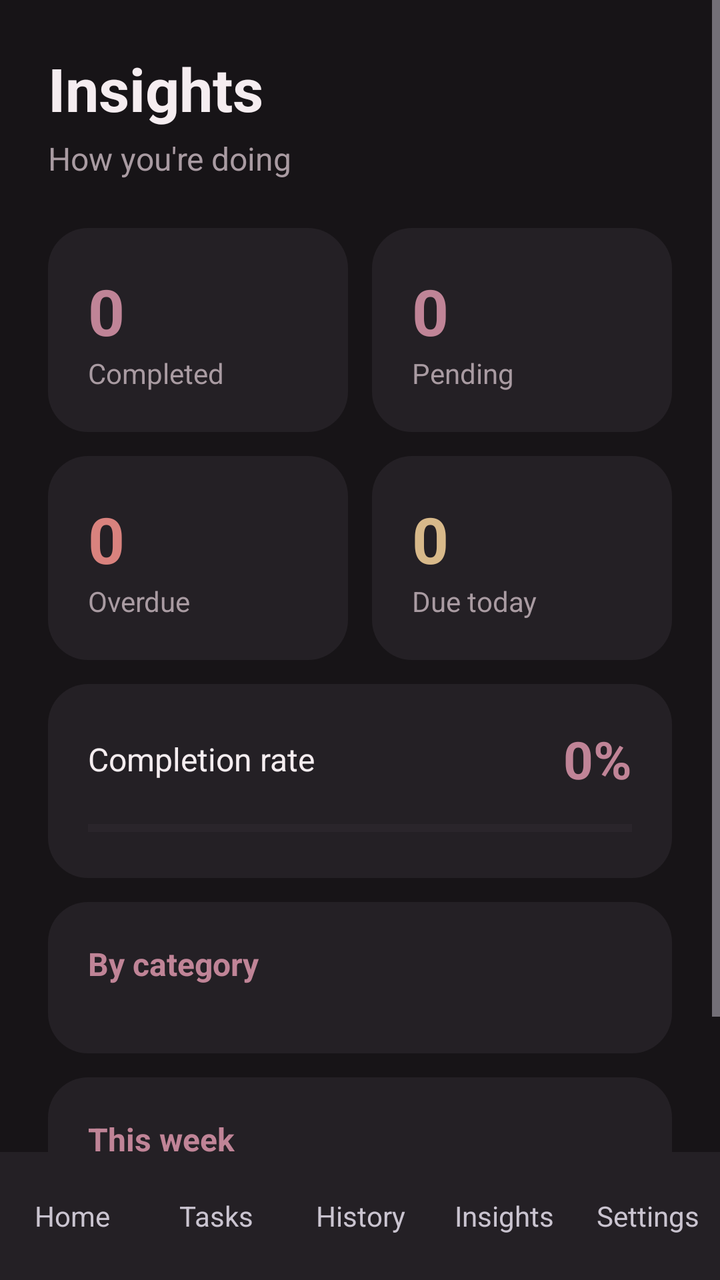
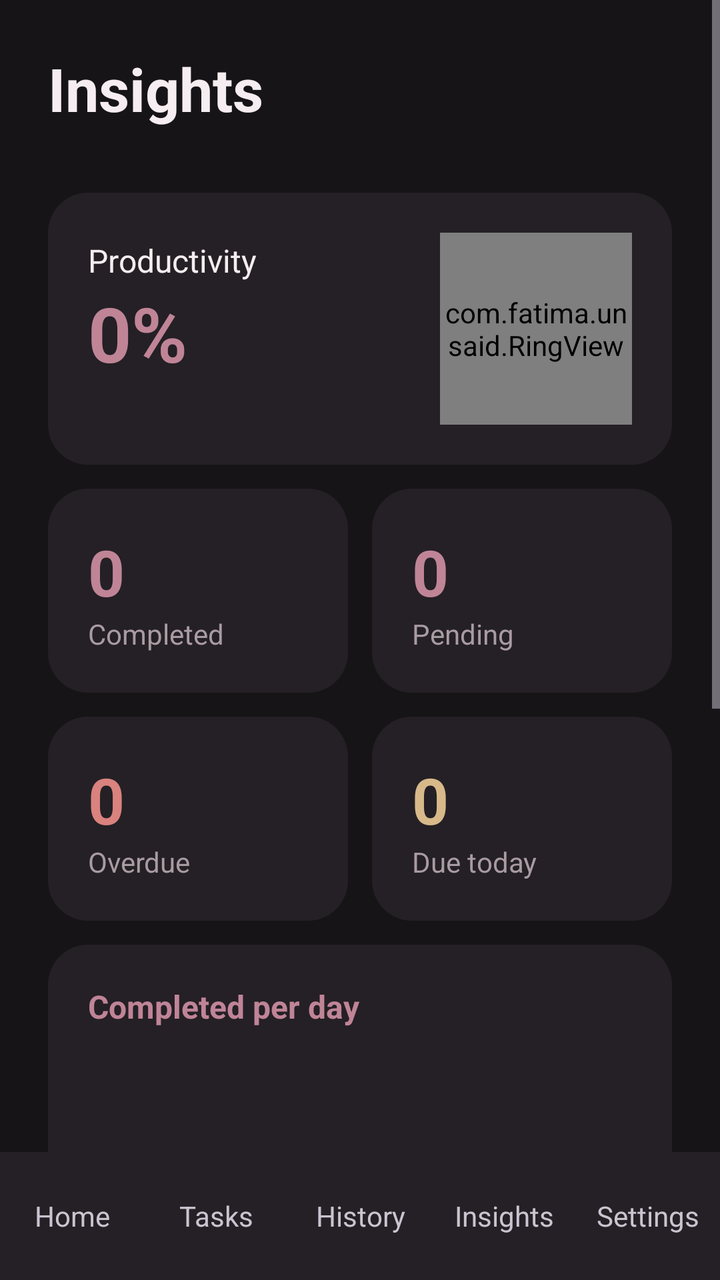

An Android layout rendered at two revisions. The XML below is the earlier revision; the diff shows what the commit changed to produce the second picture.
<!-- AndroidManifest.xml: application theme Theme.Unsaid -->
<!-- res/layout/activity_insights.xml -->
<?xml version="1.0" encoding="utf-8"?>
<LinearLayout xmlns:android="http://schemas.android.com/apk/res/android"
    android:layout_width="match_parent"
    android:layout_height="match_parent"
    android:background="@color/unsaid_background"
    android:fitsSystemWindows="true"
    android:orientation="vertical">

    <ScrollView
        android:layout_width="match_parent"
        android:layout_height="0dp"
        android:layout_weight="1">

        <LinearLayout
            android:layout_width="match_parent"
            android:layout_height="wrap_content"
            android:orientation="vertical"
            android:padding="24dp">

            <TextView
                android:layout_width="wrap_content"
                android:layout_height="wrap_content"
                android:text="Insights"
                android:textColor="@color/unsaid_text"
                android:textSize="30sp"
                android:textStyle="bold" />

            <TextView
                android:layout_width="wrap_content"
                android:layout_height="wrap_content"
                android:layout_marginTop="4dp"
                android:text="How you're doing"
                android:textColor="@color/unsaid_text_secondary"
                android:textSize="16sp" />

            <LinearLayout
                android:layout_width="match_parent"
                android:layout_height="wrap_content"
                android:layout_marginTop="24dp"
                android:orientation="horizontal">

                <LinearLayout
                    android:layout_width="0dp"
                    android:layout_height="wrap_content"
                    android:layout_marginEnd="6dp"
                    android:layout_weight="1"
                    android:background="@drawable/bg_tile"
                    android:orientation="vertical"
                    android:padding="20dp">

                    <TextView
                        android:id="@+id/tvCompleted"
                        android:layout_width="wrap_content"
                        android:layout_height="wrap_content"
                        android:text="0"
                        android:textColor="@color/unsaid_accent"
                        android:textSize="32sp"
                        android:textStyle="bold" />

                    <TextView
                        android:layout_width="wrap_content"
                        android:layout_height="wrap_content"
                        android:text="Completed"
                        android:textColor="@color/unsaid_text_secondary"
                        android:textSize="14sp" />
                </LinearLayout>

                <LinearLayout
                    android:layout_width="0dp"
                    android:layout_height="wrap_content"
                    android:layout_marginStart="6dp"
                    android:layout_weight="1"
                    android:background="@drawable/bg_tile"
                    android:orientation="vertical"
                    android:padding="20dp">

                    <TextView
                        android:id="@+id/tvPending"
                        android:layout_width="wrap_content"
                        android:layout_height="wrap_content"
                        android:text="0"
                        android:textColor="@color/unsaid_accent"
                        android:textSize="32sp"
                        android:textStyle="bold" />

                    <TextView
                        android:layout_width="wrap_content"
                        android:layout_height="wrap_content"
                        android:text="Pending"
                        android:textColor="@color/unsaid_text_secondary"
                        android:textSize="14sp" />
                </LinearLayout>
            </LinearLayout>

            <LinearLayout
                android:layout_width="match_parent"
                android:layout_height="wrap_content"
                android:layout_marginTop="12dp"
                android:orientation="horizontal">

                <LinearLayout
                    android:layout_width="0dp"
                    android:layout_height="wrap_content"
                    android:layout_marginEnd="6dp"
                    android:layout_weight="1"
                    android:background="@drawable/bg_tile"
                    android:orientation="vertical"
                    android:padding="20dp">

                    <TextView
                        android:id="@+id/tvOverdue"
                        android:layout_width="wrap_content"
                        android:layout_height="wrap_content"
                        android:text="0"
                        android:textColor="@color/priority_high"
                        android:textSize="32sp"
                        android:textStyle="bold" />

                    <TextView
                        android:layout_width="wrap_content"
                        android:layout_height="wrap_content"
                        android:text="Overdue"
                        android:textColor="@color/unsaid_text_secondary"
                        android:textSize="14sp" />
                </LinearLayout>

                <LinearLayout
                    android:layout_width="0dp"
                    android:layout_height="wrap_content"
                    android:layout_marginStart="6dp"
                    android:layout_weight="1"
                    android:background="@drawable/bg_tile"
                    android:orientation="vertical"
                    android:padding="20dp">

                    <TextView
                        android:id="@+id/tvDueToday"
                        android:layout_width="wrap_content"
                        android:layout_height="wrap_content"
                        android:text="0"
                        android:textColor="@color/priority_medium"
                        android:textSize="32sp"
                        android:textStyle="bold" />

                    <TextView
                        android:layout_width="wrap_content"
                        android:layout_height="wrap_content"
                        android:text="Due today"
                        android:textColor="@color/unsaid_text_secondary"
                        android:textSize="14sp" />
                </LinearLayout>
            </LinearLayout>

            <LinearLayout
                android:layout_width="match_parent"
                android:layout_height="wrap_content"
                android:layout_marginTop="12dp"
                android:background="@drawable/bg_tile"
                android:orientation="vertical"
                android:padding="20dp">

                <LinearLayout
                    android:layout_width="match_parent"
                    android:layout_height="wrap_content"
                    android:gravity="center_vertical"
                    android:orientation="horizontal">

                    <TextView
                        android:layout_width="0dp"
                        android:layout_height="wrap_content"
                        android:layout_weight="1"
                        android:text="Completion rate"
                        android:textColor="@color/unsaid_text"
                        android:textSize="16sp" />

                    <TextView
                        android:id="@+id/tvRate"
                        android:layout_width="wrap_content"
                        android:layout_height="wrap_content"
                        android:text="0%"
                        android:textColor="@color/unsaid_accent"
                        android:textSize="26sp"
                        android:textStyle="bold" />
                </LinearLayout>

                <ProgressBar
                    android:id="@+id/pbRate"
                    style="?android:attr/progressBarStyleHorizontal"
                    android:layout_width="match_parent"
                    android:layout_height="10dp"
                    android:layout_marginTop="12dp"
                    android:max="100"
                    android:progress="0"
                    android:progressBackgroundTint="#3A323A"
                    android:progressTint="@color/unsaid_accent" />
            </LinearLayout>

            <LinearLayout
                android:layout_width="match_parent"
                android:layout_height="wrap_content"
                android:layout_marginTop="12dp"
                android:background="@drawable/bg_tile"
                android:orientation="vertical"
                android:padding="20dp">

                <TextView
                    android:layout_width="wrap_content"
                    android:layout_height="wrap_content"
                    android:text="By category"
                    android:textColor="@color/unsaid_accent"
                    android:textSize="16sp"
                    android:textStyle="bold" />

                <LinearLayout
                    android:id="@+id/categoryList"
                    android:layout_width="match_parent"
                    android:layout_height="wrap_content"
                    android:layout_marginTop="14dp"
                    android:orientation="vertical" />
            </LinearLayout>

            <LinearLayout
                android:layout_width="match_parent"
                android:layout_height="wrap_content"
                android:layout_marginTop="12dp"
                android:background="@drawable/bg_tile"
                android:orientation="vertical"
                android:padding="20dp">

                <TextView
                    android:layout_width="wrap_content"
                    android:layout_height="wrap_content"
                    android:text="This week"
                    android:textColor="@color/unsaid_accent"
                    android:textSize="16sp"
                    android:textStyle="bold" />

                <TextView
                    android:id="@+id/tvWeek"
                    android:layout_width="wrap_content"
                    android:layout_height="wrap_content"
                    android:layout_marginTop="8dp"
                    android:text="Nothing captured yet"
                    android:textColor="@color/unsaid_text"
                    android:textSize="15sp" />
            </LinearLayout>
        </LinearLayout>
    </ScrollView>

    <include layout="@layout/view_nav" />
</LinearLayout>
<!-- res/layout/view_nav.xml (included above) -->
<?xml version="1.0" encoding="utf-8"?>
<LinearLayout xmlns:android="http://schemas.android.com/apk/res/android"
    android:layout_width="match_parent"
    android:layout_height="64dp"
    android:background="@color/unsaid_surface"
    android:orientation="horizontal">

    <TextView
        android:id="@+id/navHome"
        android:layout_width="0dp"
        android:layout_height="match_parent"
        android:layout_weight="1"
        android:gravity="center"
        android:text="Home"
        android:textSize="14sp" />

    <TextView
        android:id="@+id/navTasks"
        android:layout_width="0dp"
        android:layout_height="match_parent"
        android:layout_weight="1"
        android:gravity="center"
        android:text="Tasks"
        android:textSize="14sp" />

    <TextView
        android:id="@+id/navHistory"
        android:layout_width="0dp"
        android:layout_height="match_parent"
        android:layout_weight="1"
        android:gravity="center"
        android:text="History"
        android:textSize="14sp" />

    <TextView
        android:id="@+id/navInsights"
        android:layout_width="0dp"
        android:layout_height="match_parent"
        android:layout_weight="1"
        android:gravity="center"
        android:text="Insights"
        android:textSize="14sp" />
    <TextView
        android:id="@+id/navSettings"
        android:layout_width="0dp"
        android:layout_height="match_parent"
        android:layout_weight="1"
        android:gravity="center"
        android:text="Settings"
        android:textSize="14sp" />

</LinearLayout>
<!-- resources referenced by this layout -->
<resources>
  <color name="priority_high">#D9827E</color>
  <color name="priority_medium">#D8B98A</color>
  <color name="unsaid_accent">#C08497</color>
  <color name="unsaid_background">#171417</color>
  <color name="unsaid_surface">#242025</color>
  <color name="unsaid_text">#F5EDF0</color>
  <color name="unsaid_text_secondary">#A99BA2</color>
  <!-- drawable bg_tile (drawable) -->
  <?xml version="1.0" encoding="utf-8"?>
  <shape xmlns:android="http://schemas.android.com/apk/res/android"
      android:shape="rectangle">
      <solid android:color="#242025" />
      <corners android:radius="20dp" />
  </shape>
  <style name="Theme.Unsaid" parent="Base.Theme.Unsaid" />
  <style name="Base.Theme.Unsaid" parent="Theme.Material3.Dark.NoActionBar">
          <item name="colorPrimary">@color/unsaid_accent</item>
          <item name="colorOnPrimary">@color/unsaid_background</item>
          <item name="android:colorBackground">@color/unsaid_background</item>
          <item name="colorOnBackground">@color/unsaid_text</item>
          <item name="colorSurface">@color/unsaid_surface</item>
          <item name="colorOnSurface">@color/unsaid_text</item>
          <item name="colorOnSurfaceVariant">@color/unsaid_text_secondary</item>
          <item name="android:statusBarColor">@color/unsaid_background</item>
          <item name="android:navigationBarColor">@color/unsaid_background</item>
      </style>
</resources>

<!-- the commit's change to res/layout/activity_insights.xml (unified diff, before → after) -->
@@ -25,18 +25,62 @@
                 android:textSize="30sp"
                 android:textStyle="bold" />
 
-            <TextView
+            <LinearLayout
+                android:id="@+id/chipRow"
                 android:layout_width="wrap_content"
                 android:layout_height="wrap_content"
-                android:layout_marginTop="4dp"
-                android:text="How you're doing"
-                android:textColor="@color/unsaid_text_secondary"
-                android:textSize="16sp" />
-
-            <LinearLayout
-                android:layout_width="match_parent"
-                android:layout_height="wrap_content"
-                android:layout_marginTop="24dp"
+                android:layout_marginTop="16dp"
+                android:orientation="horizontal" />
+
+            <LinearLayout
+                android:layout_width="match_parent"
+                android:layout_height="wrap_content"
+                android:layout_marginTop="16dp"
+                android:background="@drawable/bg_tile"
+                android:gravity="center_vertical"
+                android:orientation="horizontal"
+                android:padding="20dp">
+
+                <LinearLayout
+                    android:layout_width="0dp"
+                    android:layout_height="wrap_content"
+                    android:layout_weight="1"
+                    android:orientation="vertical">
+
+                    <TextView
+                        android:layout_width="wrap_content"
+                        android:layout_height="wrap_content"
+                        android:text="Productivity"
+                        android:textColor="@color/unsaid_text"
+                        android:textSize="16sp" />
+
+                    <TextView
+                        android:id="@+id/tvRate"
+                        android:layout_width="wrap_content"
+                        android:layout_height="wrap_content"
+                        android:text="0%"
+                        android:textColor="@color/unsaid_accent"
+                        android:textSize="38sp"
+                        android:textStyle="bold" />
+
+                    <TextView
+                        android:id="@+id/tvChange"
+                        android:layout_width="wrap_content"
+                        android:layout_height="wrap_content"
+                        android:textColor="@color/unsaid_text_secondary"
+                        android:textSize="13sp" />
+                </LinearLayout>
+
+                <com.fatima.unsaid.RingView
+                    android:id="@+id/ring"
+                    android:layout_width="96dp"
+                    android:layout_height="96dp" />
+            </LinearLayout>
+
+            <LinearLayout
+                android:layout_width="match_parent"
+                android:layout_height="wrap_content"
+                android:layout_marginTop="12dp"
                 android:orientation="horizontal">
 
                 <LinearLayout
@@ -159,40 +203,21 @@
                 android:orientation="vertical"
                 android:padding="20dp">
 
-                <LinearLayout
+                <TextView
+                    android:id="@+id/tvChartTitle"
+                    android:layout_width="wrap_content"
+                    android:layout_height="wrap_content"
+                    android:text="Completed per day"
+                    android:textColor="@color/unsaid_accent"
+                    android:textSize="16sp"
+                    android:textStyle="bold" />
+
+                <LinearLayout
+                    android:id="@+id/barChart"
                     android:layout_width="match_parent"
-                    android:layout_height="wrap_content"
-                    android:gravity="center_vertical"
-                    android:orientation="horizontal">
-
-                    <TextView
-                        android:layout_width="0dp"
-                        android:layout_height="wrap_content"
-                        android:layout_weight="1"
-                        android:text="Completion rate"
-                        android:textColor="@color/unsaid_text"
-                        android:textSize="16sp" />
-
-                    <TextView
-                        android:id="@+id/tvRate"
-                        android:layout_width="wrap_content"
-                        android:layout_height="wrap_content"
-                        android:text="0%"
-                        android:textColor="@color/unsaid_accent"
-                        android:textSize="26sp"
-                        android:textStyle="bold" />
-                </LinearLayout>
-
-                <ProgressBar
-                    android:id="@+id/pbRate"
-                    style="?android:attr/progressBarStyleHorizontal"
-                    android:layout_width="match_parent"
-                    android:layout_height="10dp"
-                    android:layout_marginTop="12dp"
-                    android:max="100"
-                    android:progress="0"
-                    android:progressBackgroundTint="#3A323A"
-                    android:progressTint="@color/unsaid_accent" />
+                    android:layout_height="150dp"
+                    android:layout_marginTop="14dp"
+                    android:orientation="horizontal" />
             </LinearLayout>
 
             <LinearLayout
@@ -228,21 +253,28 @@
                 android:padding="20dp">
 
                 <TextView
-                    android:layout_width="wrap_content"
-                    android:layout_height="wrap_content"
-                    android:text="This week"
-                    android:textColor="@color/unsaid_accent"
-                    android:textSize="16sp"
+                    android:id="@+id/tvTrophy"
+                    android:layout_width="wrap_content"
+                    android:layout_height="wrap_content"
+                    android:textColor="@color/unsaid_text"
+                    android:textSize="17sp"
                     android:textStyle="bold" />
 
                 <TextView
-                    android:id="@+id/tvWeek"
-                    android:layout_width="wrap_content"
-                    android:layout_height="wrap_content"
-                    android:layout_marginTop="8dp"
-                    android:text="Nothing captured yet"
-                    android:textColor="@color/unsaid_text"
-                    android:textSize="15sp" />
+                    android:id="@+id/tvTrophySub"
+                    android:layout_width="wrap_content"
+                    android:layout_height="wrap_content"
+                    android:layout_marginTop="4dp"
+                    android:textColor="@color/unsaid_text_secondary"
+                    android:textSize="14sp" />
+
+                <TextView
+                    android:id="@+id/tvCaptured"
+                    android:layout_width="wrap_content"
+                    android:layout_height="wrap_content"
+                    android:layout_marginTop="10dp"
+                    android:textColor="@color/unsaid_text_secondary"
+                    android:textSize="14sp" />
             </LinearLayout>
         </LinearLayout>
     </ScrollView>
